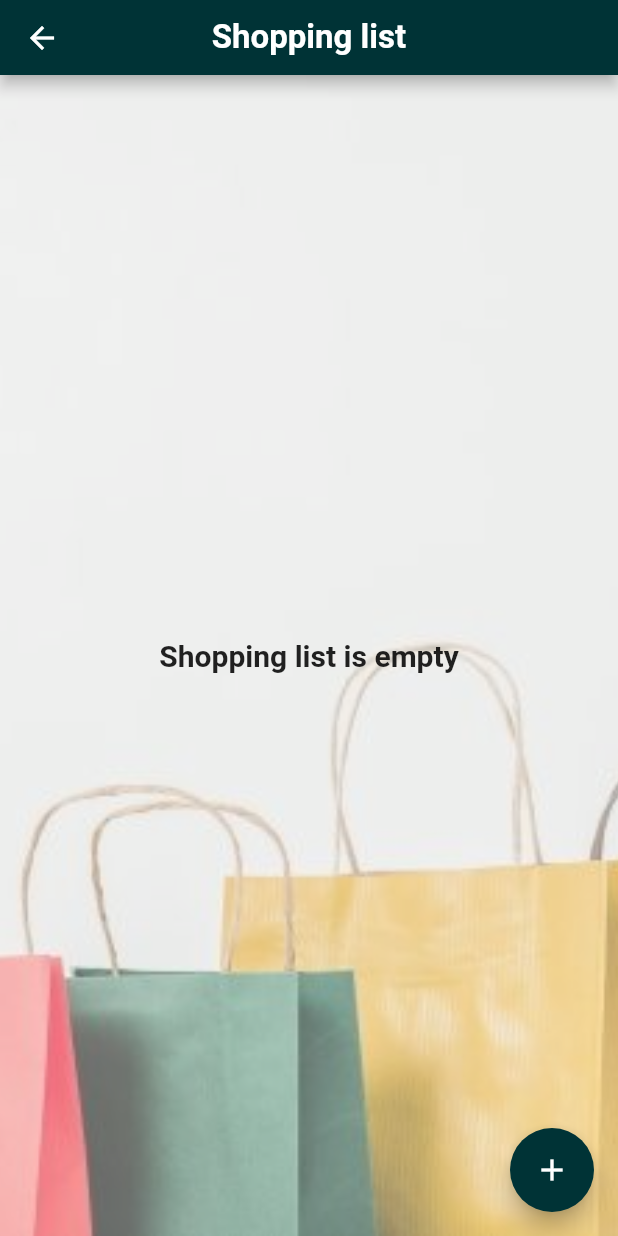
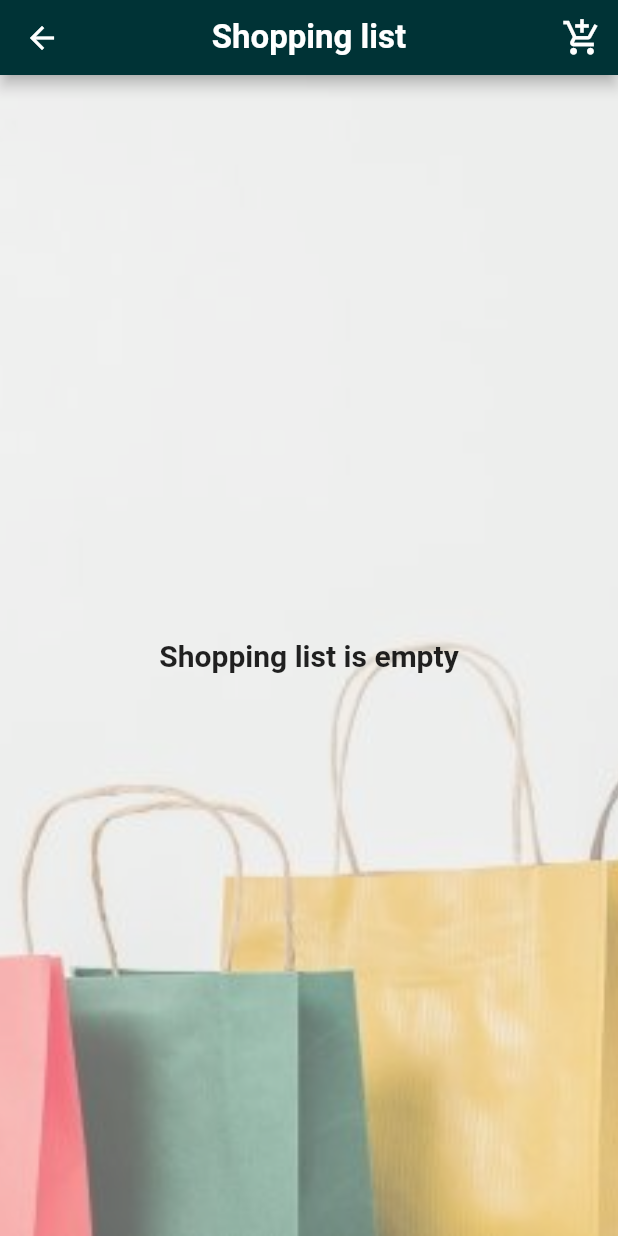
Before and after one commit to lukaszhak/moja_lodowka, a Flutter app: the ShopListPage screen opened directly, on a phone screen of 412 x 824 dp. Run offline on Flutter 3.47's test engine with Material 2 defaults, Android fonts, the phone set to English and light mode, and no system bars; our stand-ins replace cloud_firestore, dio, firebase_auth, firebase_core, flutter_bloc, freezed_annotation and 3 more; accounts and stored records are empty; generated files the repository leaves out were written again.

Commit message:
Add checkbox and new icon to shoplist page

```diff
--- a/lib/features/home/pages/shoplist_page/shoplist_page.dart
+++ b/lib/features/home/pages/shoplist_page/shoplist_page.dart
@@ -17,19 +17,8 @@ class ShopListPage extends StatelessWidget {
   Widget build(BuildContext context) {
     return Scaffold(
       appBar: AppBar(
-        toolbarHeight: 50,
-        centerTitle: true,
-        backgroundColor: const Color.fromARGB(255, 0, 51, 54),
-        title: Text(
-          AppLocalizations.of(context)!.shoppingList,
-          style: const TextStyle(
-            fontSize: 22,
-            fontWeight: FontWeight.bold,
-          ),
-        ),
-      ),
-      floatingActionButton: FloatingActionButton(
-        backgroundColor: const Color.fromARGB(255, 0, 51, 54),
+        actions: [
+          IconButton(
             onPressed: () {
               showDialog(
                 context: context,
@@ -67,9 +56,12 @@ class ShopListPage extends StatelessWidget {
                           ],
                           title: Text(AppLocalizations.of(context)!.addProduct),
                           content: TextField(
+                            autofocus: true,
+                            textCapitalization: TextCapitalization.sentences,
                             controller: controller,
                             decoration: InputDecoration(
-                            hintText: AppLocalizations.of(context)!.typeInfo),
+                                hintText:
+                                    AppLocalizations.of(context)!.typeInfo),
                           ),
                         );
                       },
@@ -78,8 +70,19 @@ class ShopListPage extends StatelessWidget {
                 },
               );
             },
-        child: const Icon(
-          Icons.add,
+            icon: const Icon(Icons.add_shopping_cart),
+            iconSize: 27,
+          ),
+        ],
+        toolbarHeight: 50,
+        centerTitle: true,
+        backgroundColor: const Color.fromARGB(255, 0, 51, 54),
+        title: Text(
+          AppLocalizations.of(context)!.shoppingList,
+          style: const TextStyle(
+            fontSize: 22,
+            fontWeight: FontWeight.bold,
+          ),
         ),
       ),
       backgroundColor: const Color.fromARGB(255, 250, 252, 250),
@@ -198,7 +201,7 @@ class _ShoppingListWidgetState extends State<_ShoppingListWidget> {
       padding: const EdgeInsets.all(18),
       margin: const EdgeInsets.all(15),
       child: Row(
-        mainAxisAlignment: MainAxisAlignment.spaceAround,
+        mainAxisAlignment: MainAxisAlignment.spaceBetween,
         children: [
           Text(
             widget.documentModel.title,
@@ -209,13 +212,18 @@ class _ShoppingListWidgetState extends State<_ShoppingListWidget> {
               fontWeight: FontWeight.bold,
             ),
           ),
-          Checkbox(
+          Theme(
+            data: ThemeData(unselectedWidgetColor: Colors.white),
+            child: Checkbox(
+                activeColor: Colors.green,
+                checkColor: Colors.white,
                 value: isChecked,
                 onChanged: (bool? value) {
                   setState(() {
                     isChecked = value!;
                   });
-              })
+                }),
+          )
         ],
       ),
     );
--- a/lib/l10n/app_pl.arb
+++ b/lib/l10n/app_pl.arb
@@ -14,7 +14,7 @@
     "longTerm": "Produkty długoterminowe",
     "fridge": "Produkty lodówkowe",
     "candys": "Słodycze",
-    "shopList": "Lista zakupów",
+    "shoppingList": "Lista zakupów",
     "recipes": "Przepisy kulinarne",
     "weatherCheck": "Sprawdź pogodę",
     "deleteAccount": "Czy na pewno chcesz usunąć konto?",
```
Lines whose indentation alone changed are shown as unchanged.
